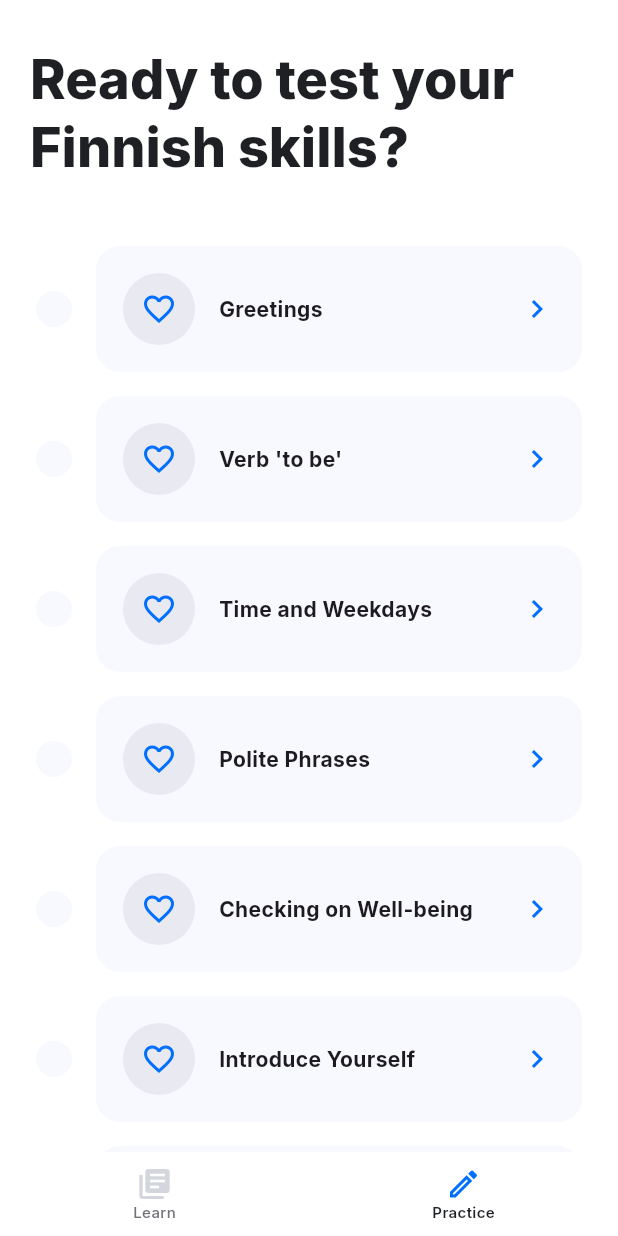
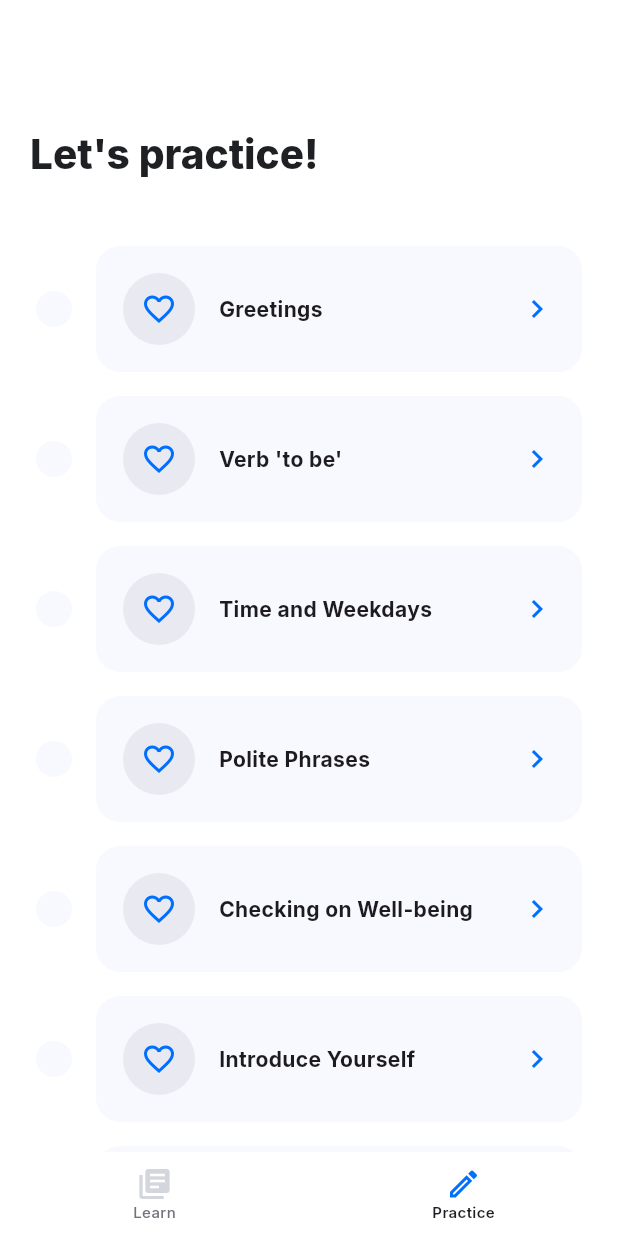
Before and after one commit to gianlucaromeo/finnish-survival, a Flutter app: the screen it shows after launch, item 2 of the bottom bar chosen, on a phone screen of 412 x 824 dp. Run offline on Flutter 3.47's test engine with Material 3 defaults, Android fonts, the phone set to English and light mode, and no system bars; our stand-ins replace get, google_fonts, shared_preferences.

Commit message:
Fixed UI bugs in mobile on web

```diff
--- a/finnish_survival/lib/fake_database.dart
+++ b/finnish_survival/lib/fake_database.dart
@@ -54,7 +54,7 @@ final fakeDatabase = Database(
     ),
     Topic(
       id: 'verb_to_be',
-      name: 'Verb "to be"',
+      name: 'Verb \'to be\'',
       isComplete: false,
       isFavorite: false,
       words: [
--- a/finnish_survival/lib/modules/common/widgets/custom_sliver_list.dart
+++ b/finnish_survival/lib/modules/common/widgets/custom_sliver_list.dart
@@ -1,4 +1,5 @@
 import 'package:finnish_survival/finnish_survival.dart';
+import 'package:flutter/foundation.dart';
 import 'package:flutter/material.dart';
 
 class CustomSliverList extends StatelessWidget {
@@ -15,6 +16,12 @@ class CustomSliverList extends StatelessWidget {
   Widget build(BuildContext context) {
     return CustomScrollView(
       slivers: [
+        // On web, the app bar is not visible, so we need to add some space
+        if (kIsWeb && MediaQuery.of(context).size.width < 600)
+          SliverToBoxAdapter(
+            child: 80.0.verticalSpace,
+          ),
+
         SliverAppBar(
           expandedHeight: 140.0,
           collapsedHeight: 80.0,
@@ -26,8 +33,8 @@ class CustomSliverList extends StatelessWidget {
             builder: (BuildContext context, BoxConstraints constraints) {
               final appBarHeight = constraints.biggest.height;
               final titleFontSize = appBarHeight > 120
-                  ? AppFonts.h1.fontSize
-                  : AppFonts.h2.fontSize;
+                  ? AppFonts.h2.fontSize
+                  : AppFonts.h3.fontSize;
               final titleFontColor = AppColors.neutralDarkDarkest;
 
               return FlexibleSpaceBar(
--- a/finnish_survival/lib/modules/exercises/screens/exercises_page_large.dart
+++ b/finnish_survival/lib/modules/exercises/screens/exercises_page_large.dart
@@ -19,7 +19,7 @@ class ExercisesPageLarge extends StatelessWidget {
                 AppNavigationRail(),
                 Expanded(
                   child: CustomSliverList(
-                    title: 'Ready to test your Finnish skills?',
+                    title: 'Let\'s practice!',
                     child: ExercisesList(),
                   ),
                 ),
--- a/finnish_survival/lib/modules/exercises/screens/exercises_page_small.dart
+++ b/finnish_survival/lib/modules/exercises/screens/exercises_page_small.dart
@@ -13,7 +13,7 @@ class ExercisesPageSmall extends StatelessWidget {
         backgroundColor: AppColors.neutralLightLightest,
         body: const SafeArea(
           child: CustomSliverList(
-            title: 'Ready to test your Finnish skills?',
+            title: 'Let\'s practice!',
             child: ExercisesList(),
           ),
         ),
--- a/finnish_survival/lib/modules/exercises/widgets/exercises_list.dart
+++ b/finnish_survival/lib/modules/exercises/widgets/exercises_list.dart
@@ -11,10 +11,10 @@ class ExercisesList extends GetView<ExercisesPageController> {
   Widget build(BuildContext context) {
     return SingleChildScrollView(
       child: Obx(
-            () => Column(
+        () => Column(
           children: [
             ...controller.database.value.topicExercises.map(
-                  (topicExercise) {
+              (topicExercise) {
                 return TopicExerciseItem(
                   topic: topicExercise,
                   onFavoriteTap: () {
--- a/finnish_survival/lib/todos.txt
+++ b/finnish_survival/lib/todos.txt
@@ -11,6 +11,7 @@ UI/UX
 - Add different solutions for the same question (like "mä", "minä")
 - Re-trigger error when user makes mistakes twice
 - Add a way to skip a question
+✅ Fix: on mobile on web, there is no app bar
 ✅ Add trim to the answer
 ✅ Add a way to see the correct answer
 ✅ Add a way to get hints
```
Also changed, not shown: finnish_survival/lib/modules/learn/screens/learn_page_large.dart (+1 -6 lines).
